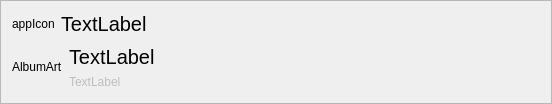
Qt form shell/notificationsWidget/mediaplayernotification.ui (vicr123/theshell) before a commit.
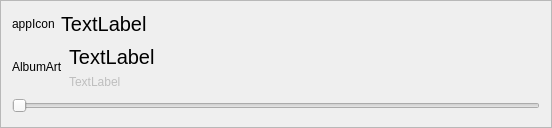
The same form after that commit. Icons and pictures are not drawn.

Commit message: Updates to media player control in notifications

Patch:
```diff
--- a/shell/notificationsWidget/mediaplayernotification.ui
+++ b/shell/notificationsWidget/mediaplayernotification.ui
@@ -7,7 +7,7 @@
     <x>0</x>
     <y>0</y>
     <width>552</width>
-    <height>103</height>
+    <height>128</height>
    </rect>
   </property>
   <property name="windowTitle">
@@ -153,6 +153,17 @@
      </item>
     </layout>
    </item>
+   <item>
+    <layout class="QHBoxLayout" name="horizontalLayout_3">
+     <item>
+      <widget class="QSlider" name="position">
+       <property name="orientation">
+        <enum>Qt::Horizontal</enum>
+       </property>
+      </widget>
+     </item>
+    </layout>
+   </item>
   </layout>
  </widget>
  <resources/>
```
The commit also changes 2 other files.
